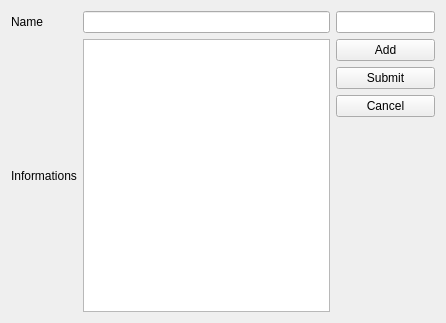
Qt form address/AddressBook.ui (aperrot42/-perso-QTlearning) before a commit.
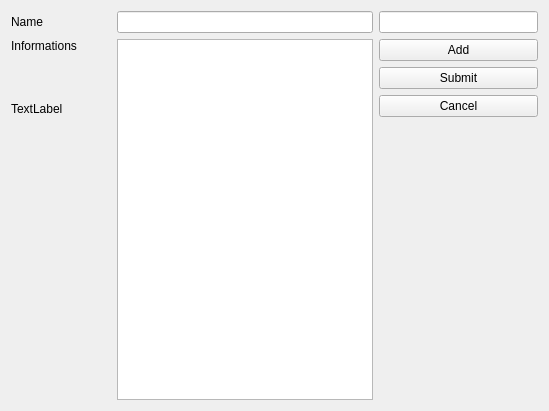
The same form after that commit.

Diff of the .ui file:
```diff
--- a/address/AddressBook.ui
+++ b/address/AddressBook.ui
@@ -6,8 +6,8 @@
    <rect>
     <x>0</x>
     <y>0</y>
-    <width>446</width>
-    <height>323</height>
+    <width>549</width>
+    <height>411</height>
    </rect>
   </property>
   <property name="windowTitle">
@@ -21,28 +21,7 @@
      </property>
     </widget>
    </item>
-   <item row="0" column="1">
-    <widget class="QLineEdit" name="nameLine">
-     <property name="readOnly">
-      <bool>true</bool>
-     </property>
-    </widget>
-   </item>
-   <item row="2" column="0">
-    <widget class="QLabel" name="addressLabel">
-     <property name="text">
-      <string>Informations</string>
-     </property>
-    </widget>
-   </item>
-   <item row="2" column="1">
-    <widget class="QTextEdit" name="addressText">
-     <property name="readOnly">
-      <bool>true</bool>
-     </property>
-    </widget>
-   </item>
-   <item row="2" column="2">
+   <item row="2" column="5">
     <layout class="QVBoxLayout" name="verticalLayout">
      <property name="sizeConstraint">
       <enum>QLayout::SetDefaultConstraint</enum>
@@ -83,9 +62,66 @@
      </item>
     </layout>
    </item>
-   <item row="0" column="2">
+   <item row="0" column="5">
     <widget class="QLineEdit" name="nameSearch"/>
    </item>
+   <item row="2" column="0">
+    <layout class="QVBoxLayout" name="verticalLayout_2">
+     <item>
+      <widget class="QLabel" name="addressLabel">
+       <property name="text">
+        <string>Informations</string>
+       </property>
+      </widget>
+     </item>
+     <item>
+      <widget class="QLabel" name="imageLabel">
+       <property name="minimumSize">
+        <size>
+         <width>100</width>
+         <height>100</height>
+        </size>
+       </property>
+       <property name="maximumSize">
+        <size>
+         <width>100</width>
+         <height>100</height>
+        </size>
+       </property>
+       <property name="text">
+        <string>TextLabel</string>
+       </property>
+      </widget>
+     </item>
+     <item>
+      <spacer name="verticalSpacer_2">
+       <property name="orientation">
+        <enum>Qt::Vertical</enum>
+       </property>
+       <property name="sizeHint" stdset="0">
+        <size>
+         <width>20</width>
+         <height>40</height>
+        </size>
+       </property>
+      </spacer>
+     </item>
+    </layout>
+   </item>
+   <item row="2" column="2">
+    <widget class="QTextEdit" name="addressText">
+     <property name="readOnly">
+      <bool>true</bool>
+     </property>
+    </widget>
+   </item>
+   <item row="0" column="2">
+    <widget class="QLineEdit" name="nameLine">
+     <property name="readOnly">
+      <bool>true</bool>
+     </property>
+    </widget>
+   </item>
   </layout>
  </widget>
  <resources/>
```
